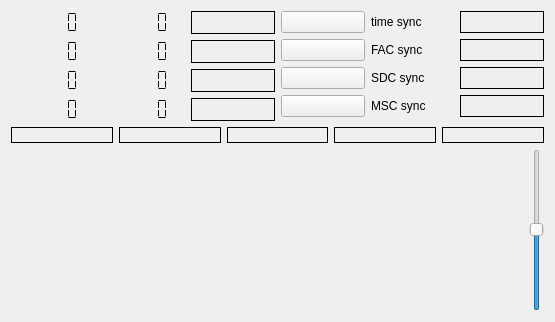
First picture: the form in decoders/drm-decoder/drmdecoder.ui, repository JvanKatwijk/drm-receiver, before the edit.
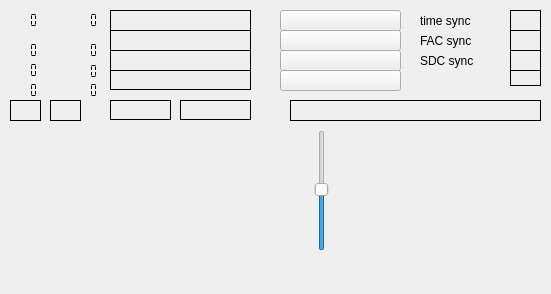
Second picture: the form after the edit. Custom widgets are drawn as their Qt base class.

Patch:
```diff
--- a/decoders/drm-decoder/drmdecoder.ui
+++ b/decoders/drm-decoder/drmdecoder.ui
@@ -6,46 +6,74 @@
    <rect>
     <x>0</x>
     <y>0</y>
-    <width>555</width>
-    <height>322</height>
+    <width>551</width>
+    <height>294</height>
    </rect>
   </property>
   <property name="windowTitle">
    <string>drm decoder</string>
   </property>
-  <layout class="QVBoxLayout" name="verticalLayout">
-   <item>
-    <layout class="QHBoxLayout" name="horizontalLayout">
-     <item>
-      <layout class="QGridLayout" name="gridLayout_2">
-       <item row="0" column="0">
-        <widget class="QLCDNumber" name="timeDelayDisplay">
-         <property name="toolTip">
-          <string>&lt;html&gt;&lt;head/&gt;&lt;body&gt;&lt;p&gt;Time delay, i.e. a measure of the timing error.&lt;/p&gt;&lt;/body&gt;&lt;/html&gt;</string>
-         </property>
-         <property name="frameShape">
-          <enum>QFrame::NoFrame</enum>
-         </property>
-         <property name="segmentStyle">
-          <enum>QLCDNumber::Flat</enum>
-         </property>
-        </widget>
-       </item>
-       <item row="0" column="1">
-        <widget class="QLCDNumber" name="show_int_offset">
-         <property name="toolTip">
-          <string>&lt;html&gt;&lt;head/&gt;&lt;body&gt;&lt;p&gt;&amp;quot;Coarse frequency offset as measured by the software&amp;quot;&lt;/p&gt;&lt;p&gt;&lt;br/&gt;&lt;/p&gt;&lt;/body&gt;&lt;/html&gt;</string>
-         </property>
+  <widget class="QwtPlot" name="equalizerDisplay">
+   <property name="geometry">
+    <rect>
+     <x>0</x>
+     <y>140</y>
+     <width>291</width>
+     <height>131</height>
+    </rect>
+   </property>
+  </widget>
+  <widget class="QSlider" name="scopeSlider">
+   <property name="geometry">
+    <rect>
+     <x>310</x>
+     <y>130</y>
+     <width>24</width>
+     <height>121</height>
+    </rect>
+   </property>
+   <property name="value">
+    <number>50</number>
+   </property>
+   <property name="orientation">
+    <enum>Qt::Vertical</enum>
+   </property>
+  </widget>
+  <widget class="QwtPlot" name="iqPlotter">
+   <property name="geometry">
+    <rect>
+     <x>350</x>
+     <y>130</y>
+     <width>191</width>
+     <height>141</height>
+    </rect>
+   </property>
+  </widget>
+  <widget class="QLabel" name="messageLabel">
+   <property name="geometry">
+    <rect>
+     <x>290</x>
+     <y>100</y>
+     <width>251</width>
+     <height>21</height>
+    </rect>
+   </property>
          <property name="frameShape">
-          <enum>QFrame::NoFrame</enum>
-         </property>
-         <property name="segmentStyle">
-          <enum>QLCDNumber::Flat</enum>
-         </property>
-        </widget>
-       </item>
-       <item row="0" column="2">
-        <widget class="QLabel" name="countryLabel">
+    <enum>QFrame::Box</enum>
+   </property>
+   <property name="text">
+    <string/>
+   </property>
+  </widget>
+  <widget class="QLabel" name="audioModelabel">
+   <property name="geometry">
+    <rect>
+     <x>180</x>
+     <y>100</y>
+     <width>71</width>
+     <height>20</height>
+    </rect>
+   </property>
          <property name="frameShape">
           <enum>QFrame::Box</enum>
          </property>
@@ -53,58 +81,127 @@
           <string/>
          </property>
         </widget>
-       </item>
-       <item row="1" column="0">
-        <widget class="QLCDNumber" name="timeOffsetDisplay">
-         <property name="toolTip">
-          <string>&lt;html&gt;&lt;head/&gt;&lt;body&gt;&lt;p&gt;Time offset display, i.e. the &amp;quot;fine&amp;quot; time error.&lt;/p&gt;&lt;/body&gt;&lt;/html&gt;</string>
+  <widget class="QLabel" name="modeIndicator">
+   <property name="geometry">
+    <rect>
+     <x>50</x>
+     <y>100</y>
+     <width>31</width>
+     <height>21</height>
+    </rect>
          </property>
          <property name="frameShape">
-          <enum>QFrame::NoFrame</enum>
-         </property>
-         <property name="segmentStyle">
-          <enum>QLCDNumber::Flat</enum>
-         </property>
-        </widget>
-       </item>
-       <item row="1" column="1">
-        <widget class="QLCDNumber" name="show_small_offset">
-         <property name="toolTip">
-          <string>&lt;html&gt;&lt;head/&gt;&lt;body&gt;&lt;p&gt;Fine frequency offset as measured by the software (i.e. the offset to the nearest carrier).&lt;/p&gt;&lt;/body&gt;&lt;/html&gt;</string>
+    <enum>QFrame::Box</enum>
+   </property>
+   <property name="text">
+    <string/>
+   </property>
+  </widget>
+  <widget class="QLabel" name="spectrumIndicator">
+   <property name="geometry">
+    <rect>
+     <x>10</x>
+     <y>100</y>
+     <width>31</width>
+     <height>21</height>
+    </rect>
          </property>
          <property name="frameShape">
-          <enum>QFrame::NoFrame</enum>
-         </property>
-         <property name="segmentStyle">
-          <enum>QLCDNumber::Flat</enum>
-         </property>
-        </widget>
-       </item>
-       <item row="1" column="2">
-        <widget class="QLabel" name="timeLabel">
-         <property name="frameShape">
-          <enum>QFrame::Box</enum>
+    <enum>QFrame::Box</enum>
+   </property>
+   <property name="text">
+    <string/>
+   </property>
+  </widget>
+  <widget class="QPushButton" name="channel_4">
+   <property name="geometry">
+    <rect>
+     <x>280</x>
+     <y>70</y>
+     <width>121</width>
+     <height>21</height>
+    </rect>
          </property>
          <property name="text">
           <string/>
          </property>
         </widget>
-       </item>
-       <item row="2" column="0">
-        <widget class="QLCDNumber" name="clockOffsetDisplay">
+  <widget class="QPushButton" name="channel_3">
+   <property name="geometry">
+    <rect>
+     <x>280</x>
+     <y>50</y>
+     <width>121</width>
+     <height>21</height>
+    </rect>
+   </property>
+   <property name="text">
+    <string/>
+   </property>
+  </widget>
+  <widget class="QPushButton" name="channel_2">
+   <property name="geometry">
+    <rect>
+     <x>280</x>
+     <y>30</y>
+     <width>121</width>
+     <height>21</height>
+    </rect>
+   </property>
+   <property name="text">
+    <string/>
+   </property>
+  </widget>
+  <widget class="QPushButton" name="channel_1">
+   <property name="geometry">
+    <rect>
+     <x>280</x>
+     <y>10</y>
+     <width>121</width>
+     <height>21</height>
+    </rect>
+   </property>
          <property name="toolTip">
-          <string>&lt;html&gt;&lt;head/&gt;&lt;body&gt;&lt;p&gt;Estimate of the clock offset (measured between successive frames).&lt;/p&gt;&lt;/body&gt;&lt;/html&gt;</string>
-         </property>
+    <string>&lt;html&gt;&lt;head/&gt;&lt;body&gt;&lt;p&gt;Visibility of the button suggests the availability of a DRM channel.&lt;/p&gt;&lt;/body&gt;&lt;/html&gt;</string>
+   </property>
+   <property name="text">
+    <string/>
+   </property>
+  </widget>
+  <widget class="QLCDNumber" name="snrDisplay">
+   <property name="geometry">
+    <rect>
+     <x>60</x>
+     <y>80</y>
+     <width>41</width>
+     <height>20</height>
+    </rect>
+   </property>
+   <property name="toolTip">
+    <string>&lt;html&gt;&lt;head/&gt;&lt;body&gt;&lt;p&gt;Estimate of the SNR of the DRM signal.&lt;/p&gt;&lt;/body&gt;&lt;/html&gt;</string>
+   </property>
          <property name="frameShape">
           <enum>QFrame::NoFrame</enum>
          </property>
+   <property name="frameShadow">
+    <enum>QFrame::Plain</enum>
+   </property>
+   <property name="lineWidth">
+    <number>0</number>
+   </property>
          <property name="segmentStyle">
           <enum>QLCDNumber::Flat</enum>
          </property>
         </widget>
-       </item>
-       <item row="2" column="1">
         <widget class="QLCDNumber" name="angleDisplay">
+   <property name="geometry">
+    <rect>
+     <x>60</x>
+     <y>60</y>
+     <width>41</width>
+     <height>23</height>
+    </rect>
+   </property>
          <property name="toolTip">
           <string>&lt;html&gt;&lt;head/&gt;&lt;body&gt;&lt;p&gt;Phase angle of the error.&lt;/p&gt;&lt;/body&gt;&lt;/html&gt;</string>
          </property>
@@ -115,19 +212,53 @@
           <enum>QLCDNumber::Flat</enum>
          </property>
         </widget>
-       </item>
-       <item row="2" column="2">
-        <widget class="QLabel" name="programTypeLabel">
+  <widget class="QLCDNumber" name="show_small_offset">
+   <property name="geometry">
+    <rect>
+     <x>60</x>
+     <y>40</y>
+     <width>41</width>
+     <height>21</height>
+    </rect>
+   </property>
+   <property name="toolTip">
+    <string>&lt;html&gt;&lt;head/&gt;&lt;body&gt;&lt;p&gt;Fine frequency offset as measured by the software (i.e. the offset to the nearest carrier).&lt;/p&gt;&lt;/body&gt;&lt;/html&gt;</string>
+   </property>
          <property name="frameShape">
-          <enum>QFrame::Box</enum>
-         </property>
-         <property name="text">
-          <string/>
-         </property>
-        </widget>
-       </item>
-       <item row="3" column="0">
+    <enum>QFrame::NoFrame</enum>
+   </property>
+   <property name="segmentStyle">
+    <enum>QLCDNumber::Flat</enum>
+   </property>
+  </widget>
+  <widget class="QLCDNumber" name="show_int_offset">
+   <property name="geometry">
+    <rect>
+     <x>60</x>
+     <y>10</y>
+     <width>41</width>
+     <height>21</height>
+    </rect>
+   </property>
+   <property name="toolTip">
+    <string>&lt;html&gt;&lt;head/&gt;&lt;body&gt;&lt;p&gt;&amp;quot;Coarse frequency offset as measured by the software&amp;quot;&lt;/p&gt;&lt;p&gt;&lt;br/&gt;&lt;/p&gt;&lt;/body&gt;&lt;/html&gt;</string>
+   </property>
+   <property name="frameShape">
+    <enum>QFrame::NoFrame</enum>
+   </property>
+   <property name="segmentStyle">
+    <enum>QLCDNumber::Flat</enum>
+   </property>
+  </widget>
         <widget class="QLCDNumber" name="phaseOffsetDisplay">
+   <property name="geometry">
+    <rect>
+     <x>0</x>
+     <y>80</y>
+     <width>41</width>
+     <height>21</height>
+    </rect>
+   </property>
          <property name="font">
           <font>
            <family>DejaVu Sans</family>
@@ -144,62 +275,110 @@
           <enum>QLCDNumber::Flat</enum>
          </property>
         </widget>
-       </item>
-       <item row="3" column="1">
-        <widget class="QLCDNumber" name="snrDisplay">
+  <widget class="QLCDNumber" name="clockOffsetDisplay">
+   <property name="geometry">
+    <rect>
+     <x>0</x>
+     <y>60</y>
+     <width>41</width>
+     <height>21</height>
+    </rect>
+   </property>
          <property name="toolTip">
           <string>&lt;html&gt;&lt;head/&gt;&lt;body&gt;&lt;p&gt;Estimate of the SNR of the DRM signal.&lt;/p&gt;&lt;/body&gt;&lt;/html&gt;</string>
          </property>
          <property name="frameShape">
           <enum>QFrame::NoFrame</enum>
          </property>
-         <property name="frameShadow">
-          <enum>QFrame::Raised</enum>
-         </property>
-         <property name="lineWidth">
-          <number>1</number>
-         </property>
+   <property name="segmentStyle">
+    <enum>QLCDNumber::Flat</enum>
+   </property>
+  </widget>
+  <widget class="QLCDNumber" name="timeOffsetDisplay">
+   <property name="geometry">
+    <rect>
+     <x>0</x>
+     <y>40</y>
+     <width>41</width>
+     <height>21</height>
+    </rect>
+   </property>
+   <property name="toolTip">
+    <string>&lt;html&gt;&lt;head/&gt;&lt;body&gt;&lt;p&gt;Time offset display, i.e. the &amp;quot;fine&amp;quot; time error.&lt;/p&gt;&lt;/body&gt;&lt;/html&gt;</string>
+   </property>
+   <property name="frameShape">
+    <enum>QFrame::NoFrame</enum>
+   </property>
          <property name="segmentStyle">
           <enum>QLCDNumber::Flat</enum>
          </property>
         </widget>
-       </item>
-       <item row="3" column="2">
+  <widget class="QLCDNumber" name="timeDelayDisplay">
+   <property name="geometry">
+    <rect>
+     <x>0</x>
+     <y>10</y>
+     <width>41</width>
+     <height>21</height>
+    </rect>
+   </property>
+   <property name="toolTip">
+    <string>&lt;html&gt;&lt;head/&gt;&lt;body&gt;&lt;p&gt;Time delay, i.e. a measure of the timing error.&lt;/p&gt;&lt;/body&gt;&lt;/html&gt;</string>
+   </property>
+   <property name="frameShape">
+    <enum>QFrame::NoFrame</enum>
+   </property>
+   <property name="segmentStyle">
+    <enum>QLCDNumber::Flat</enum>
+   </property>
+  </widget>
+  <widget class="QLabel" name="faadSyncLabel">
+   <property name="geometry">
+    <rect>
+     <x>510</x>
+     <y>70</y>
+     <width>31</width>
+     <height>16</height>
+    </rect>
+   </property>
+   <property name="toolTip">
+    <string>&lt;html&gt;&lt;head/&gt;&lt;body&gt;&lt;p&gt;Faad sync label. Green means that the AAC decoder could decode audio.&lt;/p&gt;&lt;/body&gt;&lt;/html&gt;</string>
+   </property>
+   <property name="frameShape">
+    <enum>QFrame::Box</enum>
+   </property>
+   <property name="text">
+    <string/>
+   </property>
+  </widget>
+  <widget class="QLabel" name="sdcSyncLabel">
+   <property name="geometry">
+    <rect>
+     <x>510</x>
+     <y>50</y>
+     <width>31</width>
+     <height>21</height>
+    </rect>
+   </property>
+   <property name="toolTip">
+    <string>&lt;html&gt;&lt;head/&gt;&lt;body&gt;&lt;p&gt;SDC sync label, green means SDC's could be decoded (usually 16 QAM).&lt;/p&gt;&lt;/body&gt;&lt;/html&gt;</string>
+   </property>
+   <property name="frameShape">
+    <enum>QFrame::Box</enum>
+   </property>
+   <property name="text">
+    <string/>
+   </property>
+  </widget>
         <widget class="QLabel" name="aacDataLabel">
-         <property name="frameShape">
-          <enum>QFrame::Box</enum>
-         </property>
-         <property name="text">
-          <string/>
-         </property>
-        </widget>
-       </item>
-      </layout>
-     </item>
-     <item>
-      <layout class="QGridLayout" name="gridLayout">
-       <item row="0" column="0">
-        <widget class="QPushButton" name="channel_1">
-         <property name="toolTip">
-          <string>&lt;html&gt;&lt;head/&gt;&lt;body&gt;&lt;p&gt;Visibility of the button suggests the availability of a DRM channel.&lt;/p&gt;&lt;/body&gt;&lt;/html&gt;</string>
-         </property>
-         <property name="text">
-          <string/>
-         </property>
-        </widget>
-       </item>
-       <item row="0" column="1">
-        <widget class="QLabel" name="label_2">
-         <property name="text">
-          <string>time sync</string>
-         </property>
-        </widget>
-       </item>
-       <item row="0" column="2">
-        <widget class="QLabel" name="timeSyncLabel">
-         <property name="toolTip">
-          <string>&lt;html&gt;&lt;head/&gt;&lt;body&gt;&lt;p&gt;Time sync label, green means time synchronization is OK.&lt;/p&gt;&lt;/body&gt;&lt;/html&gt;</string>
-         </property>
+   <property name="geometry">
+    <rect>
+     <x>110</x>
+     <y>70</y>
+     <width>141</width>
+     <height>20</height>
+    </rect>
+   </property>
          <property name="frameShape">
           <enum>QFrame::Box</enum>
          </property>
@@ -207,50 +386,28 @@
           <string/>
          </property>
         </widget>
-       </item>
-       <item row="1" column="0">
-        <widget class="QPushButton" name="channel_2">
-         <property name="text">
-          <string/>
-         </property>
-        </widget>
-       </item>
-       <item row="1" column="1">
-        <widget class="QLabel" name="label_3">
-         <property name="text">
-          <string>FAC sync</string>
-         </property>
-        </widget>
-       </item>
-       <item row="1" column="2">
-        <widget class="QLabel" name="facSyncLabel">
-         <property name="toolTip">
-          <string>&lt;html&gt;&lt;head/&gt;&lt;body&gt;&lt;p&gt;FAC sync label, Green means that FAC's could be decoded (easy, often 4QAM).&lt;/p&gt;&lt;/body&gt;&lt;/html&gt;</string>
-         </property>
-         <property name="frameShape">
-          <enum>QFrame::Box</enum>
-         </property>
-         <property name="text">
-          <string/>
-         </property>
-        </widget>
-       </item>
-       <item row="2" column="0">
-        <widget class="QPushButton" name="channel_3">
-         <property name="text">
-          <string/>
-         </property>
-        </widget>
-       </item>
-       <item row="2" column="1">
         <widget class="QLabel" name="label_4">
+   <property name="geometry">
+    <rect>
+     <x>420</x>
+     <y>50</y>
+     <width>64</width>
+     <height>21</height>
+    </rect>
+   </property>
          <property name="text">
           <string>SDC sync</string>
          </property>
         </widget>
-       </item>
-       <item row="2" column="2">
-        <widget class="QLabel" name="sdcSyncLabel">
+  <widget class="QLabel" name="facSyncLabel">
+   <property name="geometry">
+    <rect>
+     <x>510</x>
+     <y>30</y>
+     <width>31</width>
+     <height>21</height>
+    </rect>
+   </property>
          <property name="toolTip">
           <string>&lt;html&gt;&lt;head/&gt;&lt;body&gt;&lt;p&gt;SDC sync label, green means SDC's could be decoded (usually 16 QAM).&lt;/p&gt;&lt;/body&gt;&lt;/html&gt;</string>
          </property>
@@ -261,25 +418,59 @@
           <string/>
          </property>
         </widget>
-       </item>
-       <item row="3" column="0">
-        <widget class="QPushButton" name="channel_4">
+  <widget class="QLabel" name="label_3">
+   <property name="geometry">
+    <rect>
+     <x>420</x>
+     <y>30</y>
+     <width>66</width>
+     <height>21</height>
+    </rect>
+   </property>
          <property name="text">
+    <string>FAC sync</string>
+   </property>
+  </widget>
+  <widget class="QLabel" name="timeSyncLabel">
+   <property name="geometry">
+    <rect>
+     <x>510</x>
+     <y>10</y>
+     <width>31</width>
+     <height>21</height>
+    </rect>
+   </property>
+   <property name="toolTip">
+    <string>&lt;html&gt;&lt;head/&gt;&lt;body&gt;&lt;p&gt;Time sync label, green means time synchronization is OK.&lt;/p&gt;&lt;/body&gt;&lt;/html&gt;</string>
+   </property>
+   <property name="frameShape">
+    <enum>QFrame::Box</enum>
+   </property>
+   <property name="text">
           <string/>
          </property>
         </widget>
-       </item>
-       <item row="3" column="1">
-        <widget class="QLabel" name="label">
+  <widget class="QLabel" name="label_2">
+   <property name="geometry">
+    <rect>
+     <x>420</x>
+     <y>10</y>
+     <width>66</width>
+     <height>21</height>
+    </rect>
+   </property>
          <property name="text">
-          <string>MSC sync</string>
-         </property>
-        </widget>
-       </item>
-       <item row="3" column="2">
-        <widget class="QLabel" name="faadSyncLabel">
-         <property name="toolTip">
-          <string>&lt;html&gt;&lt;head/&gt;&lt;body&gt;&lt;p&gt;Faad sync label. Green means that the AAC decoder could decode audio.&lt;/p&gt;&lt;/body&gt;&lt;/html&gt;</string>
+    <string>time sync</string>
+   </property>
+  </widget>
+  <widget class="QLabel" name="timeLabel">
+   <property name="geometry">
+    <rect>
+     <x>110</x>
+     <y>30</y>
+     <width>141</width>
+     <height>21</height>
+    </rect>
          </property>
          <property name="frameShape">
           <enum>QFrame::Box</enum>
@@ -288,15 +479,15 @@
           <string/>
          </property>
         </widget>
-       </item>
-      </layout>
-     </item>
-    </layout>
-   </item>
-   <item>
-    <layout class="QHBoxLayout" name="horizontalLayout_2">
-     <item>
-      <widget class="QLabel" name="spectrumIndicator">
+  <widget class="QLabel" name="countryLabel">
+   <property name="geometry">
+    <rect>
+     <x>110</x>
+     <y>10</y>
+     <width>141</width>
+     <height>21</height>
+    </rect>
+   </property>
        <property name="frameShape">
         <enum>QFrame::Box</enum>
        </property>
@@ -304,9 +495,15 @@
         <string/>
        </property>
       </widget>
-     </item>
-     <item>
-      <widget class="QLabel" name="modeIndicator">
+  <widget class="QLabel" name="programTypeLabel">
+   <property name="geometry">
+    <rect>
+     <x>110</x>
+     <y>50</y>
+     <width>141</width>
+     <height>21</height>
+    </rect>
+   </property>
        <property name="frameShape">
         <enum>QFrame::Box</enum>
        </property>
@@ -314,19 +511,15 @@
         <string/>
        </property>
       </widget>
-     </item>
-     <item>
       <widget class="QLabel" name="datacoding">
-       <property name="frameShape">
-        <enum>QFrame::Box</enum>
-       </property>
-       <property name="text">
-        <string/>
-       </property>
-      </widget>
-     </item>
-     <item>
-      <widget class="QLabel" name="audioModelabel">
+   <property name="geometry">
+    <rect>
+     <x>110</x>
+     <y>100</y>
+     <width>61</width>
+     <height>20</height>
+    </rect>
+   </property>
        <property name="frameShape">
         <enum>QFrame::Box</enum>
        </property>
@@ -334,40 +527,6 @@
         <string/>
        </property>
       </widget>
-     </item>
-     <item>
-      <widget class="QLabel" name="messageLabel">
-       <property name="frameShape">
-        <enum>QFrame::Box</enum>
-       </property>
-       <property name="text">
-        <string/>
-       </property>
-      </widget>
-     </item>
-    </layout>
-   </item>
-   <item>
-    <layout class="QHBoxLayout" name="horizontalLayout_3">
-     <item>
-      <widget class="QwtPlot" name="equalizerDisplay"/>
-     </item>
-     <item>
-      <widget class="QwtPlot" name="iqPlotter"/>
-     </item>
-     <item>
-      <widget class="QSlider" name="scopeSlider">
-       <property name="value">
-        <number>50</number>
-       </property>
-       <property name="orientation">
-        <enum>Qt::Vertical</enum>
-       </property>
-      </widget>
-     </item>
-    </layout>
-   </item>
-  </layout>
  </widget>
  <customwidgets>
   <customwidget>
```
Left out of the diff: 4 changed lines with no effect on the pictures. Lines whose indentation alone changed are shown as unchanged.
